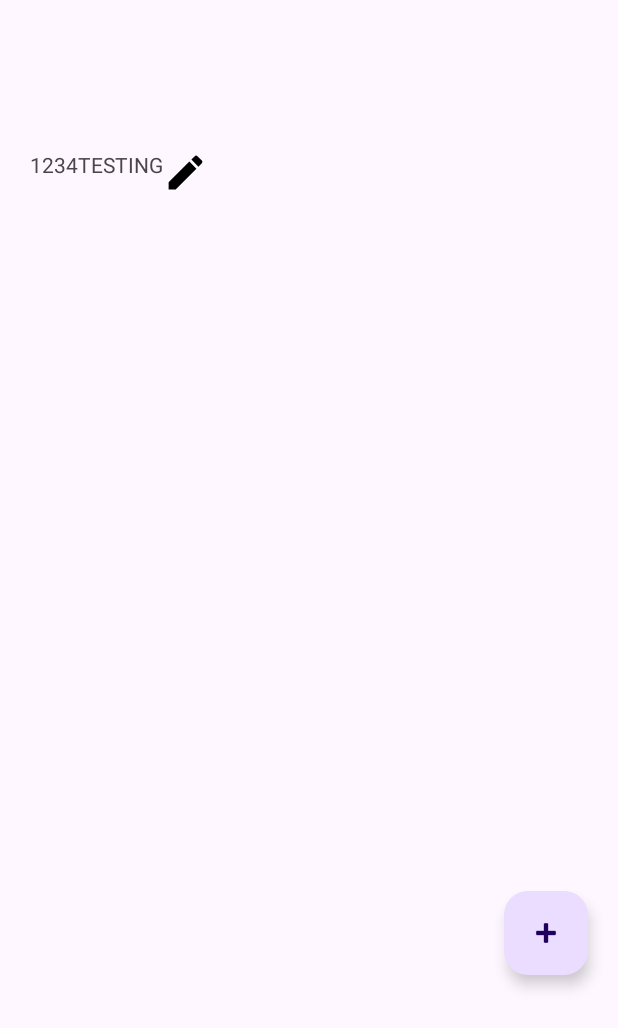
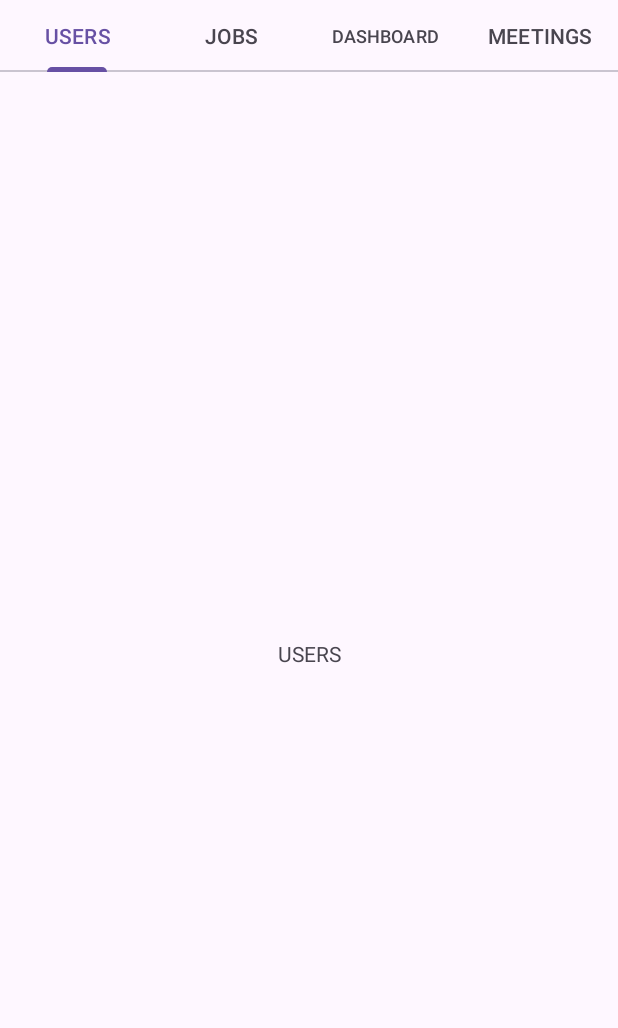
Before and after one commit to s0heil20/TimeSync, an Android app: the screen it shows after launch (GroupListMenuActivity before the commit, GroupDetailedMenuActivity after it), on a phone screen of 412 x 824 dp. Shown: the top 1028 px of the screen. Run offline under Robolectric (Android 15) with nearby library versions, the phone set to English and light mode, and no system bars.

Commit message:
add detailed group menu

```diff
--- a/app/src/main/AndroidManifest.xml
+++ b/app/src/main/AndroidManifest.xml
@@ -22,6 +22,7 @@
             </intent-filter>
         </activity>
         <activity android:name=".groupListMenu.GroupListMenuActivity"/>
+        <activity android:name=".groupDetailedMenu.GroupDetailedMenuActivity"/>
     </application>
 
 </manifest>
--- a/app/src/main/java/edu/sharif/timesync/MainActivity.java
+++ b/app/src/main/java/edu/sharif/timesync/MainActivity.java
@@ -5,6 +5,8 @@ import androidx.appcompat.app.AppCompatActivity;
 import android.content.Intent;
 import android.os.Bundle;
 
+import edu.sharif.timesync.groupDetailedMenu.GroupDetailedMenuActivity;
+import edu.sharif.timesync.groupDetailedMenu.GroupDetailedMenuAdapter;
 import edu.sharif.timesync.groupListMenu.GroupListMenuActivity;
 
 public class MainActivity extends AppCompatActivity {
@@ -13,6 +15,6 @@ public class MainActivity extends AppCompatActivity {
     protected void onCreate(Bundle savedInstanceState) {
         super.onCreate(savedInstanceState);
         setContentView(R.layout.activity_main);
-        startActivity(new Intent(this, GroupListMenuActivity.class));
+        startActivity(new Intent(this, GroupDetailedMenuActivity.class));
     }
 }
--- /dev/null
+++ b/app/src/main/java/edu/sharif/timesync/groupDetailedMenu/DashboardFragment.java
@@ -0,0 +1,21 @@
+package edu.sharif.timesync.groupDetailedMenu;
+
+import android.os.Bundle;
+
+import androidx.fragment.app.Fragment;
+
+import android.view.LayoutInflater;
+import android.view.View;
+import android.view.ViewGroup;
+
+import edu.sharif.timesync.R;
+
+public class DashboardFragment extends Fragment {
+
+    @Override
+    public View onCreateView(LayoutInflater inflater, ViewGroup container,
+                             Bundle savedInstanceState) {
+        // Inflate the layout for this fragment
+        return inflater.inflate(R.layout.fragment_dashboard, container, false);
+    }
+}
--- a/app/src/main/java/edu/sharif/timesync/groupDetailedMenu/GroupDetailedMenuActivity.java
+++ b/app/src/main/java/edu/sharif/timesync/groupDetailedMenu/GroupDetailedMenuActivity.java
@@ -1,4 +1,38 @@
 package edu.sharif.timesync.groupDetailedMenu;
 
-public class GroupDetailedMenuActivity {
+import android.content.Intent;
+import android.os.Bundle;
+
+import androidx.appcompat.app.AppCompatActivity;
+import androidx.fragment.app.FragmentPagerAdapter;
+import androidx.viewpager.widget.ViewPager;
+
+import com.google.android.material.tabs.TabLayout;
+
+import edu.sharif.timesync.R;
+import edu.sharif.timesync.groupListMenu.GroupListMenuActivity;
+
+public class GroupDetailedMenuActivity extends AppCompatActivity {
+
+    private TabLayout tabLayout;
+    private ViewPager viewPager;
+    protected void onCreate(Bundle savedInstanceState) {
+        super.onCreate(savedInstanceState);
+        setContentView(R.layout.activity_group_detailed_menu);
+
+        tabLayout = findViewById(R.id.mainTabLayout);
+        viewPager = findViewById(R.id.mainViewPager);
+
+        tabLayout.setupWithViewPager(viewPager);
+
+        GroupDetailedMenuAdapter groupDetailedMenuAdapter = new GroupDetailedMenuAdapter(getSupportFragmentManager(), FragmentPagerAdapter.BEHAVIOR_RESUME_ONLY_CURRENT_FRAGMENT);
+
+        groupDetailedMenuAdapter.addFragment(new UsersFragment(), "USERS");
+        groupDetailedMenuAdapter.addFragment(new JobsFragment(), "JOBS");
+        groupDetailedMenuAdapter.addFragment(new DashboardFragment(), "DASHBOARD");
+        groupDetailedMenuAdapter.addFragment(new MeetingFragment(), "MEETINGS");
+        viewPager.setAdapter(groupDetailedMenuAdapter);
+
+        // startActivity(new Intent(this, GroupListMenuActivity.class));
+    }
 }
--- /dev/null
+++ b/app/src/main/java/edu/sharif/timesync/groupDetailedMenu/GroupDetailedMenuAdapter.java
@@ -0,0 +1,39 @@
+package edu.sharif.timesync.groupDetailedMenu;
+
+import androidx.annotation.NonNull;
+import androidx.annotation.Nullable;
+import androidx.fragment.app.Fragment;
+import androidx.fragment.app.FragmentManager;
+import androidx.fragment.app.FragmentPagerAdapter;
+
+import java.util.ArrayList;
+
+public class GroupDetailedMenuAdapter extends FragmentPagerAdapter {
+
+    private final ArrayList<Fragment> fragments = new ArrayList<>();
+    private final ArrayList<String> fragmentTitles = new ArrayList<>();
+
+    public GroupDetailedMenuAdapter(FragmentManager fm, int behavior) {
+        super(fm, behavior);
+    }
+
+    @Override
+    public Fragment getItem(int position) {
+        return fragments.get(position);
+    }
+
+    @Override
+    public int getCount() {
+        return fragments.size();
+    }
+
+    public void addFragment(Fragment fragment, String title){
+        fragments.add(fragment);
+        fragmentTitles.add(title);
+    }
+
+    @Override
+    public CharSequence getPageTitle(int position) {
+        return fragmentTitles.get(position);
+    }
+}
--- /dev/null
+++ b/app/src/main/java/edu/sharif/timesync/groupDetailedMenu/JobsFragment.java
@@ -0,0 +1,22 @@
+package edu.sharif.timesync.groupDetailedMenu;
+
+import android.os.Bundle;
+
+import androidx.fragment.app.Fragment;
+
+import android.view.LayoutInflater;
+import android.view.View;
+import android.view.ViewGroup;
+
+import edu.sharif.timesync.R;
+
+public class JobsFragment extends Fragment {
+
+
+    @Override
+    public View onCreateView(LayoutInflater inflater, ViewGroup container,
+                             Bundle savedInstanceState) {
+        // Inflate the layout for this fragment
+        return inflater.inflate(R.layout.fragment_jobs, container, false);
+    }
+}
--- /dev/null
+++ b/app/src/main/java/edu/sharif/timesync/groupDetailedMenu/MeetingFragment.java
@@ -0,0 +1,21 @@
+package edu.sharif.timesync.groupDetailedMenu;
+
+import android.os.Bundle;
+
+import androidx.fragment.app.Fragment;
+
+import android.view.LayoutInflater;
+import android.view.View;
+import android.view.ViewGroup;
+
+import edu.sharif.timesync.R;
+
+public class MeetingFragment extends Fragment {
+
+    @Override
+    public View onCreateView(LayoutInflater inflater, ViewGroup container,
+                             Bundle savedInstanceState) {
+        // Inflate the layout for this fragment
+        return inflater.inflate(R.layout.fragment_meeting, container, false);
+    }
+}
--- /dev/null
+++ b/app/src/main/java/edu/sharif/timesync/groupDetailedMenu/UsersFragment.java
@@ -0,0 +1,23 @@
+package edu.sharif.timesync.groupDetailedMenu;
+
+import android.os.Bundle;
+
+import androidx.fragment.app.Fragment;
+
+import android.view.LayoutInflater;
+import android.view.View;
+import android.view.ViewGroup;
+
+import edu.sharif.timesync.R;
+
+
+public class UsersFragment extends Fragment {
+
+
+    @Override
+    public View onCreateView(LayoutInflater inflater, ViewGroup container,
+                             Bundle savedInstanceState) {
+        // Inflate the layout for this fragment
+        return inflater.inflate(R.layout.fragment_users, container, false);
+    }
+}
--- /dev/null
+++ b/app/src/main/res/layout/activity_group_detailed_menu.xml
@@ -0,0 +1,48 @@
+<?xml version="1.0" encoding="utf-8"?>
+<androidx.constraintlayout.widget.ConstraintLayout xmlns:android="http://schemas.android.com/apk/res/android"
+    xmlns:app="http://schemas.android.com/apk/res-auto"
+    xmlns:tools="http://schemas.android.com/tools"
+    android:layout_width="match_parent"
+    android:layout_height="match_parent">
+
+    <com.google.android.material.tabs.TabLayout
+        android:id="@+id/mainTabLayout"
+        android:layout_width="match_parent"
+        android:layout_height="wrap_content"
+        app:layout_constraintEnd_toEndOf="parent"
+        app:layout_constraintHorizontal_bias="0.5"
+        app:layout_constraintStart_toStartOf="parent"
+        app:layout_constraintTop_toTopOf="parent">
+
+        <com.google.android.material.tabs.TabItem
+            android:id="@+id/tabItem"
+            android:layout_width="wrap_content"
+            android:layout_height="wrap_content"
+            android:text="USERS" />
+
+        <com.google.android.material.tabs.TabItem
+            android:layout_width="wrap_content"
+            android:layout_height="wrap_content"
+            android:text="JOBS" />
+
+        <com.google.android.material.tabs.TabItem
+            android:layout_width="wrap_content"
+            android:layout_height="wrap_content"
+            android:text="DASHBOARD" />
+
+        <com.google.android.material.tabs.TabItem
+            android:layout_width="wrap_content"
+            android:layout_height="wrap_content"
+            android:text="MEETINGS" />
+    </com.google.android.material.tabs.TabLayout>
+
+    <androidx.viewpager.widget.ViewPager
+        android:id="@+id/mainViewPager"
+        android:layout_width="match_parent"
+        android:layout_height="wrap_content"
+        app:layout_constraintBottom_toBottomOf="parent"
+        app:layout_constraintEnd_toEndOf="parent"
+        app:layout_constraintHorizontal_bias="0.5"
+        app:layout_constraintTop_toBottomOf="@id/mainTabLayout"
+        app:layout_constraintStart_toStartOf="parent" />
+</androidx.constraintlayout.widget.ConstraintLayout>
--- /dev/null
+++ b/app/src/main/res/layout/fragment_users.xml
@@ -0,0 +1,15 @@
+<?xml version="1.0" encoding="utf-8"?>
+<FrameLayout xmlns:android="http://schemas.android.com/apk/res/android"
+    xmlns:tools="http://schemas.android.com/tools"
+    android:layout_width="match_parent"
+    android:layout_height="match_parent"
+    tools:context=".groupDetailedMenu.UsersFragment">
+
+    <!-- TODO: Update blank fragment layout -->
+    <TextView
+        android:layout_width="match_parent"
+        android:layout_height="match_parent"
+        android:text="USERS"
+        android:gravity="center"/>
+
+</FrameLayout>
--- a/app/src/main/res/values/strings.xml
+++ b/app/src/main/res/values/strings.xml
@@ -1,4 +1,6 @@
 <resources>
     <string name="app_name">TimeSync</string>
     <string name="default_filler">TEST TEXT!</string>
+    <!-- TODO: Remove or change this placeholder text -->
+    <string name="hello_blank_fragment">Hello blank fragment</string>
 </resources>
```
Also changed, not shown: app/src/main/res/layout/fragment_dashboard.xml (added, +15 -0 lines), app/src/main/res/layout/fragment_jobs.xml (added, +15 -0 lines), app/src/main/res/layout/fragment_meeting.xml (added, +15 -0 lines).
